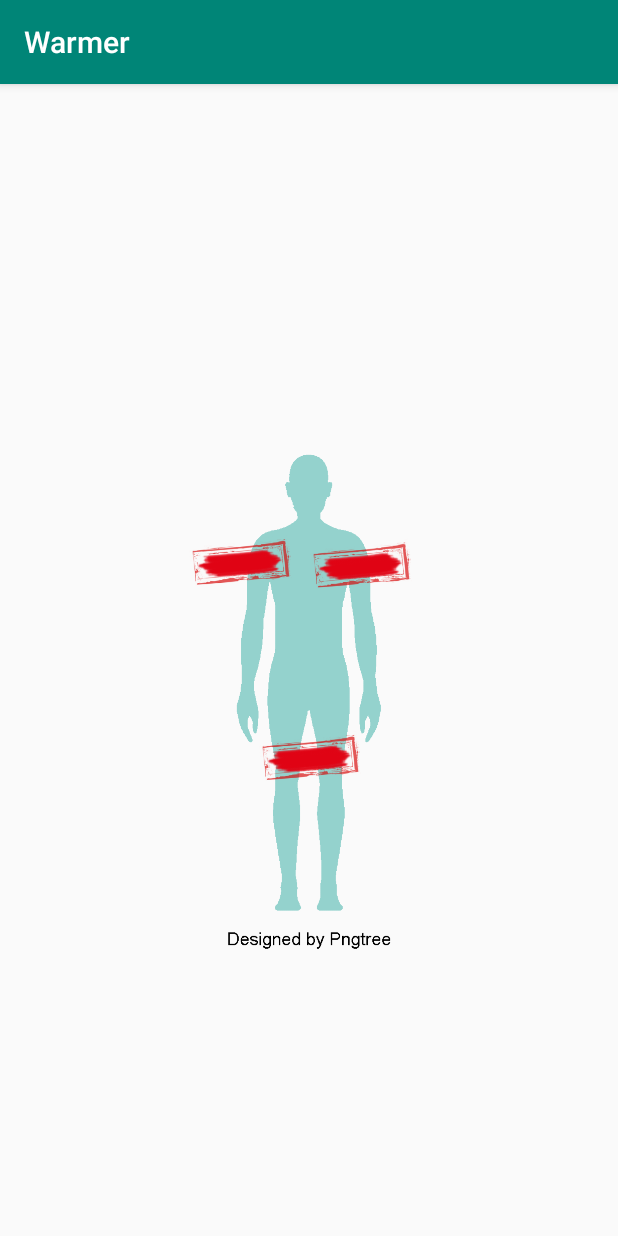
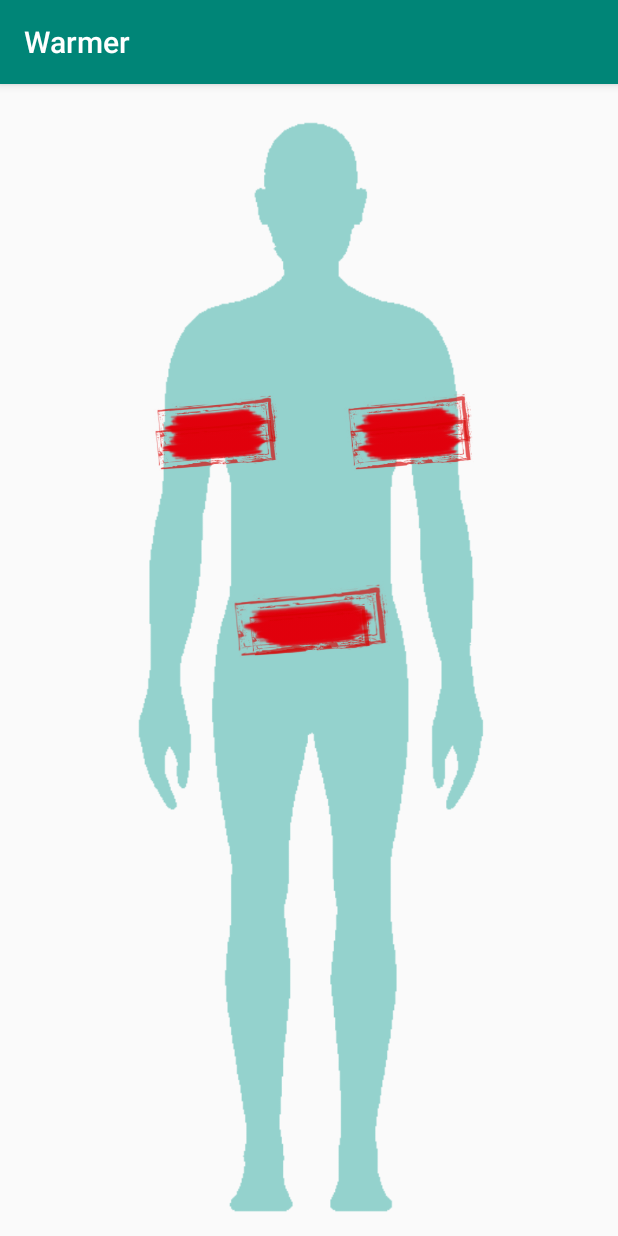
Before and after one commit to hanjjm/Embedded-System, an Android app: the screen it shows after launch (MainActivity), on a phone screen of 412 x 824 dp. Run offline under Robolectric (Android 15) with nearby library versions, the light colour scheme and no system bars.

Commit message:
add body, pad images

```diff
--- a/app/src/main/java/com/example/warmer/MainActivity.java
+++ b/app/src/main/java/com/example/warmer/MainActivity.java
@@ -2,6 +2,9 @@ package com.example.warmer;
 
 import android.support.v7.app.AppCompatActivity;
 import android.os.Bundle;
+import android.view.LayoutInflater;
+import android.view.View;
+import android.widget.Button;
 
 public class MainActivity extends AppCompatActivity {
 
@@ -9,5 +12,8 @@ public class MainActivity extends AppCompatActivity {
     protected void onCreate(Bundle savedInstanceState) {
         super.onCreate(savedInstanceState);
         setContentView(R.layout.activity_main);
+
     }
+
+
 }
--- a/app/src/main/res/layout/activity_main.xml
+++ b/app/src/main/res/layout/activity_main.xml
@@ -6,60 +6,118 @@
     android:layout_height="match_parent"
     tools:context=".MainActivity">
 
+
     <ImageView
-        android:id="@+id/imageView"
-        android:layout_width="0dp"
-        android:layout_height="715dp"
-        android:layout_marginStart="8dp"
-        android:layout_marginLeft="8dp"
-        android:layout_marginTop="34dp"
-        android:layout_marginEnd="8dp"
-        android:layout_marginRight="8dp"
-        android:contentDescription="TODO"
+        android:id="@+id/imageView5"
+        android:layout_width="wrap_content"
+        android:layout_height="wrap_content"
+        android:layout_marginStart="42dp"
+        android:layout_marginLeft="42dp"
+        android:layout_marginTop="16dp"
+        android:layout_marginEnd="42dp"
+        android:layout_marginRight="42dp"
+        app:layout_constraintBottom_toBottomOf="parent"
         app:layout_constraintEnd_toEndOf="parent"
+        app:layout_constraintHorizontal_bias="0.0"
         app:layout_constraintStart_toStartOf="parent"
         app:layout_constraintTop_toTopOf="parent"
+        app:layout_constraintVertical_bias="1.0"
         app:srcCompat="@drawable/body_front" />
 
     <ImageView
-        android:id="@+id/imageView2"
-        android:layout_width="0dp"
-        android:layout_height="0dp"
-        android:layout_marginStart="126dp"
-        android:layout_marginLeft="126dp"
-        android:layout_marginTop="271dp"
-        android:layout_marginEnd="12dp"
-        android:layout_marginRight="12dp"
-        android:layout_marginBottom="40dp"
-        app:layout_constraintBottom_toTopOf="@+id/imageView3"
-        app:layout_constraintEnd_toStartOf="@+id/imageView4"
+        android:id="@+id/imageView6"
+        android:layout_width="84dp"
+        android:layout_height="64dp"
+        android:layout_marginStart="101dp"
+        android:layout_marginLeft="101dp"
+        android:layout_marginTop="125dp"
+        android:layout_marginEnd="226dp"
+        android:layout_marginRight="226dp"
+        android:layout_marginBottom="442dp"
+        app:layout_constraintBottom_toBottomOf="parent"
+        app:layout_constraintEnd_toEndOf="parent"
         app:layout_constraintStart_toStartOf="parent"
         app:layout_constraintTop_toTopOf="parent"
         app:srcCompat="@drawable/pad" />
 
     <ImageView
-        android:id="@+id/imageView3"
-        android:layout_width="68dp"
-        android:layout_height="0dp"
-        android:layout_marginBottom="276dp"
+        android:id="@+id/imageView7"
+        android:layout_width="107dp"
+        android:layout_height="41dp"
+        android:layout_marginStart="218dp"
+        android:layout_marginLeft="218dp"
+        android:layout_marginTop="136dp"
+        android:layout_marginEnd="86dp"
+        android:layout_marginRight="86dp"
+        android:layout_marginBottom="454dp"
         app:layout_constraintBottom_toBottomOf="parent"
-        app:layout_constraintEnd_toStartOf="@+id/imageView4"
-        app:layout_constraintStart_toStartOf="@+id/imageView4"
-        app:layout_constraintTop_toBottomOf="@+id/imageView4"
+        app:layout_constraintEnd_toEndOf="parent"
+        app:layout_constraintStart_toStartOf="parent"
+        app:layout_constraintTop_toTopOf="parent"
         app:srcCompat="@drawable/pad" />
 
     <ImageView
-        android:id="@+id/imageView4"
-        android:layout_width="0dp"
-        android:layout_height="0dp"
-        android:layout_marginTop="275dp"
-        android:layout_marginEnd="137dp"
-        android:layout_marginRight="137dp"
-        android:layout_marginBottom="40dp"
-        app:layout_constraintBottom_toTopOf="@+id/imageView3"
+        android:id="@+id/imageView9"
+        android:layout_width="107dp"
+        android:layout_height="82dp"
+        android:layout_marginStart="152dp"
+        android:layout_marginLeft="152dp"
+        android:layout_marginTop="297dp"
+        android:layout_marginEnd="152dp"
+        android:layout_marginRight="152dp"
+        android:layout_marginBottom="352dp"
+        app:layout_constraintBottom_toBottomOf="parent"
         app:layout_constraintEnd_toEndOf="parent"
-        app:layout_constraintStart_toEndOf="@+id/imageView2"
+        app:layout_constraintStart_toStartOf="parent"
         app:layout_constraintTop_toTopOf="parent"
         app:srcCompat="@drawable/pad" />
 
+    <Button
+        android:id="@+id/pad1"
+        android:layout_width="85dp"
+        android:layout_height="37dp"
+        android:layout_marginStart="163dp"
+        android:layout_marginLeft="163dp"
+        android:layout_marginTop="326dp"
+        android:layout_marginEnd="163dp"
+        android:layout_marginRight="163dp"
+        android:layout_marginBottom="368dp"
+        android:background="@drawable/pad"
+        app:layout_constraintBottom_toBottomOf="parent"
+        app:layout_constraintEnd_toEndOf="parent"
+        app:layout_constraintStart_toStartOf="parent"
+        app:layout_constraintTop_toTopOf="parent" />
+
+    <Button
+        android:id="@+id/pad2"
+        android:layout_width="85dp"
+        android:layout_height="37dp"
+        android:layout_marginStart="230dp"
+        android:layout_marginLeft="230dp"
+        android:layout_marginTop="202dp"
+        android:layout_marginEnd="96dp"
+        android:layout_marginRight="96dp"
+        android:layout_marginBottom="492dp"
+        android:background="@drawable/pad"
+        app:layout_constraintBottom_toBottomOf="parent"
+        app:layout_constraintEnd_toEndOf="parent"
+        app:layout_constraintStart_toStartOf="parent"
+        app:layout_constraintTop_toTopOf="parent" />
+
+    <Button
+        android:id="@+id/pad3"
+        android:layout_width="85dp"
+        android:layout_height="37dp"
+        android:layout_marginStart="100dp"
+        android:layout_marginLeft="100dp"
+        android:layout_marginTop="202dp"
+        android:layout_marginEnd="226dp"
+        android:layout_marginRight="226dp"
+        android:layout_marginBottom="492dp"
+        android:background="@drawable/pad"
+        app:layout_constraintBottom_toBottomOf="parent"
+        app:layout_constraintEnd_toEndOf="parent"
+        app:layout_constraintStart_toStartOf="parent"
+        app:layout_constraintTop_toTopOf="parent" />
+
 </android.support.constraint.ConstraintLayout>
```
Also changed, not shown: app/src/main/res/drawable/body_front.png, app/src/main/res/drawable/pad.png, 45 other files.
